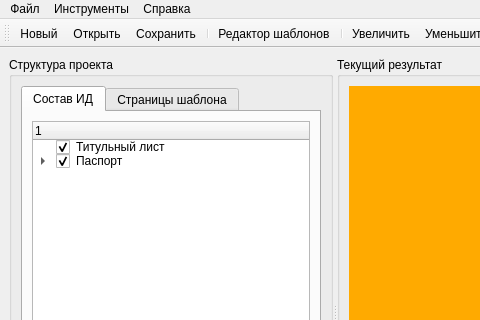
Qt form designer/mainwindow.ui (Artemako/auto-exec-doc) before a commit; both pictures show x 0 to 480 and y 0 to 320 of the 1000 by 600 pixel window.
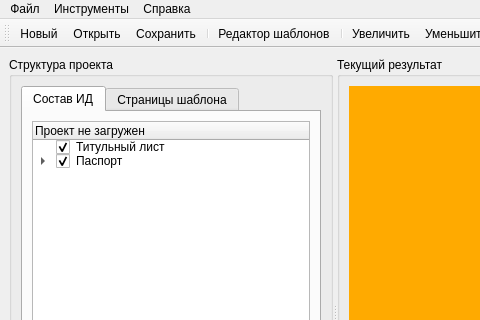
The same form after that commit. Icons and pictures are not drawn. Custom widgets are drawn as their Qt base class.

```diff
--- a/designer/mainwindow.ui
+++ b/designer/mainwindow.ui
@@ -72,7 +72,7 @@
               </property>
               <column>
                <property name="text">
-                <string notr="true">1</string>
+                <string notr="true">Проект не загружен</string>
                </property>
               </column>
               <item>
```
